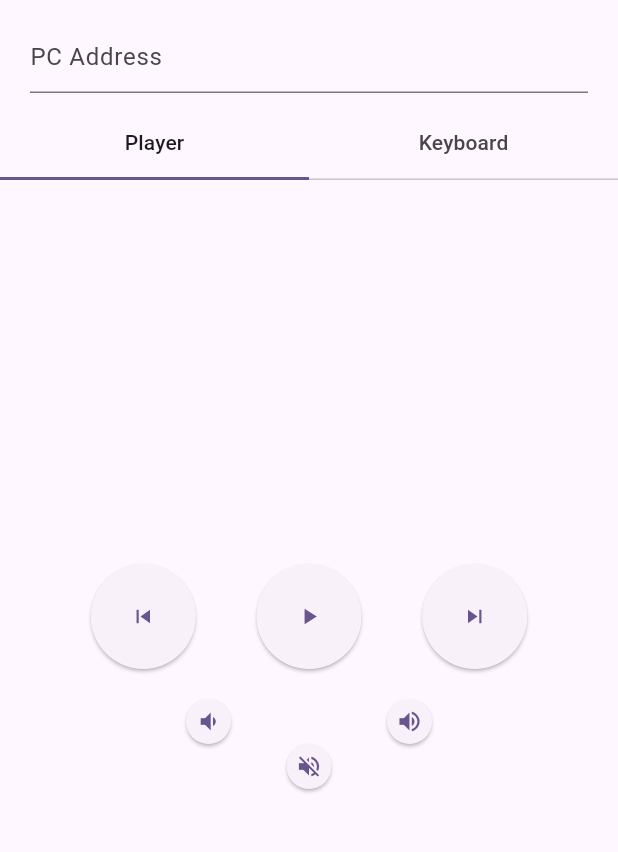
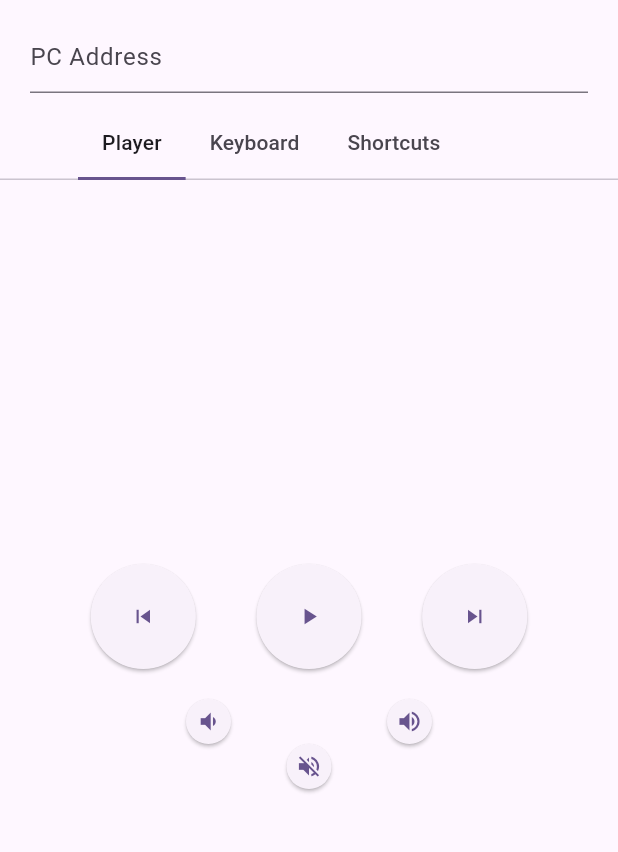
Before and after one commit to bytes7bytes7/remote_control, a Flutter app: the screen it shows after launch, on a phone screen of 412 x 824 dp, the part 63-915 px from its top. Run offline on Flutter 3.47's test engine with Material 2 defaults, Android fonts, the phone set to English and light mode, and no system bars; our stand-ins replace dio, flutter_bloc, freezed_annotation.

Commit message:
add license and shortcuts tab

```diff
--- a/lib/screens/home_screen.dart
+++ b/lib/screens/home_screen.dart
@@ -4,6 +4,7 @@ import 'package:flutter_bloc/flutter_bloc.dart';
 import '../bloc/signal/signal_bloc.dart';
 import '../widgets/keyboard_controls.dart';
 import '../widgets/player_controls.dart';
+import '../widgets/shortcut_controls.dart';
 
 class HomeScreen extends StatelessWidget {
   const HomeScreen({super.key});
@@ -87,12 +88,16 @@ class _BodyState extends State<_Body> with TickerProviderStateMixin {
             ),
             TabBar.secondary(
               controller: _tabController,
+              isScrollable: true,
               tabs: const [
                 Tab(
                   text: 'Player',
                 ),
                 Tab(
                   text: 'Keyboard',
+                ),
+                Tab(
+                  text: 'Shortcuts',
                 ),
               ],
             ),
@@ -102,6 +107,7 @@ class _BodyState extends State<_Body> with TickerProviderStateMixin {
                 children: const [
                   PlayerControls(),
                   KeyboardControls(),
+                  ShortcutControls(),
                 ],
               ),
             ),
```
Also changed, not shown: lib/widgets/shortcut_controls.dart (added, +10 -0 lines), 1 other file.
